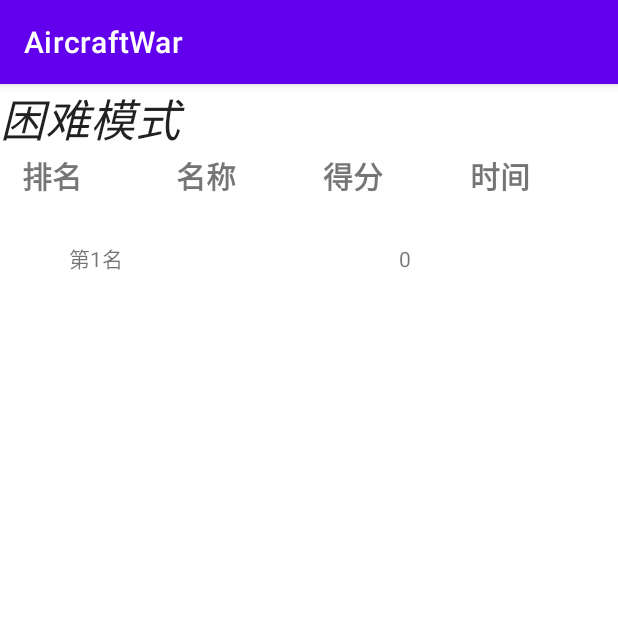
After one commit to Lai-JX/Aircraft_War, an Android app: the RankActivity screen opened directly, with no data from a screen before it, on a phone screen of 412 x 824 dp, the top half of it. The commit adds this screen. Run offline under Robolectric (Android 15) with nearby library versions, the phone set to English and light mode, and no system bars; 1 statement that could not run was skipped.

Commit message:
完成除删除外的排行榜功能

```diff
--- a/app/src/main/java/com/aircraftWar/application/MainActivity.java
+++ b/app/src/main/java/com/aircraftWar/application/MainActivity.java
@@ -12,6 +12,7 @@ import com.example.aircraftwar.R;
 public class MainActivity extends AppCompatActivity implements View.OnClickListener {
     public static int WINDOW_WIDTH;
     public static int WINDOW_HEIGHT;
+    public static int difficulty;
     private boolean soundOpen = true;
 
 
@@ -40,11 +41,13 @@ public class MainActivity extends AppCompatActivity implements View.OnClickListe
             System.out.println("sound "+soundOpen);
         }
         if(v.getId()==R.id.btn_easy_mode){
+            difficulty = 1;
             Intent intent = new Intent(this,EasyModeGame.class);
             intent.putExtra("soundOpen",soundOpen);      // 添加要传递给游戏界面的参数
             startActivity(intent);
         }
         else if(v.getId()==R.id.btn_common_mode){
+            difficulty = 2;
             System.out.println("开始选择游戏模式");
             Intent intent = new Intent(this,CommonModeGame.class);
             System.out.println("选择游戏模式完毕");
@@ -54,6 +57,7 @@ public class MainActivity extends AppCompatActivity implements View.OnClickListe
             System.out.println("startActivity完毕");
         }
         else if(v.getId()==R.id.btn_difficult_mode){
+            difficulty = 3;
             Intent intent = new Intent(this,DifficultModeGame.class);
             intent.putExtra("soundOpen",soundOpen);      // 添加要传递给游戏界面的参数
             startActivity(intent);
--- /dev/null
+++ b/app/src/main/java/com/aircraftWar/application/RankActivity.java
@@ -0,0 +1,103 @@
+package com.aircraftWar.application;
+
+import androidx.appcompat.app.AppCompatActivity;
+
+import android.content.Context;
+import android.os.Bundle;
+import android.view.Gravity;
+import android.view.ViewGroup;
+import android.widget.TableLayout;
+import android.widget.TableRow;
+import android.widget.TextView;
+
+import com.aircraftWar.Dao.UserData;
+import com.aircraftWar.myIOFunction.MyObjectInputStream;
+import com.example.aircraftwar.R;
+
+import java.io.FileInputStream;
+import java.io.IOException;
+import java.io.ObjectInputStream;
+import java.text.SimpleDateFormat;
+import java.util.ArrayList;
+import java.util.Comparator;
+import java.util.List;
+
+public class RankActivity extends AppCompatActivity {
+    private final int H = ViewGroup.LayoutParams.WRAP_CONTENT;
+    private final int W = ViewGroup.LayoutParams.MATCH_PARENT;
+    private TableLayout tab;
+    private ArrayList<String> tabCol = new ArrayList<>();
+    private ArrayList<String> tabH = new ArrayList<>();
+
+    @Override
+    protected void onCreate(Bundle savedInstanceState) {
+        super.onCreate(savedInstanceState);
+        setContentView(R.layout.activity_rank);
+        FileInputStream fis = null;
+        ObjectInputStream ois = null;
+        List<UserData> dataList = null;
+        try {
+            System.out.println("准备读取数据");
+            if(MainActivity.difficulty == 1) {
+                fis =openFileInput("easyGameData");
+                TextView text = (TextView)findViewById(R.id.model);
+                text.setText("简单模式");
+            }
+            else if(MainActivity.difficulty == 2){
+                fis = openFileInput("commonGameData");
+                TextView text = (TextView)findViewById(R.id.model);
+                text.setText("普通模式");
+            }
+            else if(MainActivity.difficulty == 3){
+                fis = openFileInput("hardGameData");
+                TextView text = (TextView)findViewById(R.id.model);
+                text.setText("困难模式");
+            }
+            ois = new MyObjectInputStream(fis);
+            dataList = new ArrayList<>();
+            while(fis.available()>0){
+                System.out.println("fis.available():"+fis.available());
+                dataList.add((UserData) ois.readObject());
+                System.out.println("正在读取数据");
+            }
+        } catch (IOException | ClassNotFoundException e) {
+            e.printStackTrace();
+        }
+            dataList.sort(new Comparator<UserData>() {
+                @Override
+                public int compare(UserData o1, UserData o2) {
+                    return o2.getScore() - o1.getScore();
+                }
+            });
+            int rowSize = dataList.size();
+        System.out.println("rowSize = "+rowSize);
+            int colSize = 4;
+            tab = (TableLayout) findViewById(R.id.tableData);
+            //控制行数
+            for (int row = 0; row < rowSize; row++) {
+                TableRow tabRow = new TableRow(this);
+                UserData userData = dataList.get(row);
+                //控制列数
+                for (int col = 0; col < colSize; col++) {
+
+                    TextView tv = new TextView(this);
+                    if (col == 0) {
+                        tv.setText("第" + (row + 1) + "名");
+                    } else if (col == 1) {
+                        tv.setText(userData.getPlayerID());
+                    } else if (col == 2) {
+                        tv.setText(String.valueOf(userData.getScore()));
+                    } else if (col == 3) {
+                        SimpleDateFormat date = new SimpleDateFormat("yyyy--MM--dd HH");
+                        tv.setText(date.format(userData.getDate()));
+
+                    }
+                    tv.setGravity(Gravity.CENTER);
+                    tabRow.addView(tv);
+
+                }
+                tab.addView(tabRow, new TableLayout.LayoutParams(W, H));
+            }
+
+    }
+}
--- /dev/null
+++ b/app/src/main/java/com/aircraftWar/myIOFunction/MyObjectInputStream.java
@@ -0,0 +1,21 @@
+package com.aircraftWar.myIOFunction;
+
+import java.io.IOException;
+import java.io.InputStream;
+import java.io.ObjectInputStream;
+
+/**
+ * @author 200110501符悦泽
+ * @create 2022/4/17
+ */
+public class MyObjectInputStream extends ObjectInputStream {
+
+    public MyObjectInputStream(InputStream in) throws IOException {
+        super(in);
+    }
+
+    @Override
+    protected void readStreamHeader() throws IOException {
+        //重写读取头部信息方法：什么也不做
+    }
+}
--- /dev/null
+++ b/app/src/main/res/layout/activity_rank.xml
@@ -0,0 +1,72 @@
+<?xml version="1.0" encoding="utf-8"?>
+<LinearLayout xmlns:android="http://schemas.android.com/apk/res/android"
+    android:id="@+id/activity_main"
+    android:layout_width="match_parent"
+    android:layout_height="match_parent"
+    android:orientation="vertical">
+    <TextView
+        android:id="@+id/model"
+        android:textSize="30dp"
+        style="@style/MaterialAlertDialog.MaterialComponents.Title.Icon"
+        android:textStyle="italic"
+        android:layout_width="match_parent"
+        android:layout_height="wrap_content"
+        android:text="TextView" />
+
+    <TableLayout
+        android:id="@+id/tableTitle"
+        android:layout_width="wrap_content"
+        android:layout_height="wrap_content"
+        android:stretchColumns="*">
+        <TableRow
+            android:layout_margin="0.5dp">
+            <TextView
+                android:id="@+id/rank"
+                android:text="   排名"
+                android:textSize="20dp"
+                android:textStyle="bold"></TextView>
+            <TextView
+                android:id="@+id/id"
+                android:text=" 名称"
+                android:textSize="20dp"
+                android:textStyle="bold"></TextView>
+            <TextView
+                android:text="得分"
+                android:id="@+id/score"
+                android:textSize="20dp"
+                android:textStyle="bold"></TextView>
+            <TextView
+                android:id="@+id/time"
+                android:text="时间"
+                android:textSize="20dp"
+                android:textStyle="bold"></TextView>
+        </TableRow>
+    </TableLayout>
+
+    <TableLayout
+        android:id="@+id/tableData"
+        android:layout_width="wrap_content"
+        android:layout_height="wrap_content"
+        android:stretchColumns="*">
+        <TableRow
+            android:layout_margin="0.5dp">
+            <TextView
+                android:id="@+id/rankData"
+                android:textSize="20dp"
+                android:textStyle="bold"></TextView>
+            <TextView
+                android:id="@+id/idData"
+                android:textSize="20dp"
+                android:textStyle="bold"></TextView>
+            <TextView
+                android:id="@+id/scoreData"
+                android:textSize="20dp"
+                android:textStyle="bold"></TextView>
+            <TextView
+                android:id="@+id/timeData"
+                android:textSize="20dp"
+                android:textStyle="bold"></TextView>
+        </TableRow>
+    </TableLayout>
+
+</LinearLayout>
```
Also changed, not shown: app/src/main/AndroidManifest.xml (+10 -2 lines), app/src/main/java/com/aircraftWar/Dao/UserData.java (added, +75 -0 lines), app/src/main/java/com/aircraftWar/application/CommonModeGame.java (+8 -1 lines), app/src/main/java/com/aircraftWar/application/DifficultModeGame.java (+8 -1 lines), app/src/main/java/com/aircraftWar/application/EasyModeGame.java (+10 -3 lines), app/src/main/java/com/aircraftWar/application/EnterNameActivity.java (added, +63 -0 lines), app/src/main/java/com/aircraftWar/application/GameSurfaceView.java (+7 -1 lines), app/src/main/java/com/aircraftWar/myIOFunction/MyObjectOutputStream.java (added, +22 -0 lines), app/src/main/res/layout/activity_enter_name.xml (added, +47 -0 lines), app/src/main/res/layout/activity_login.xml (+7 -0 lines), 5 other files.
